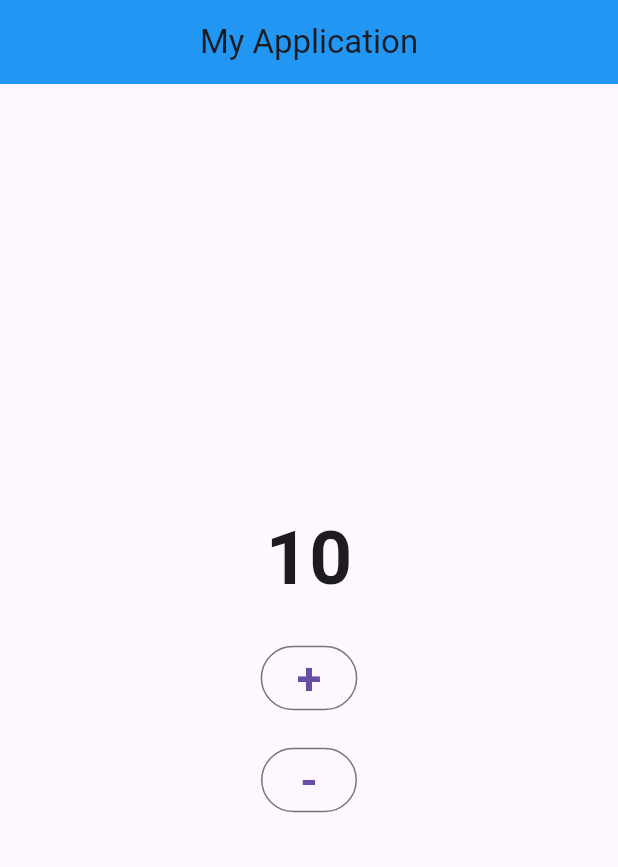
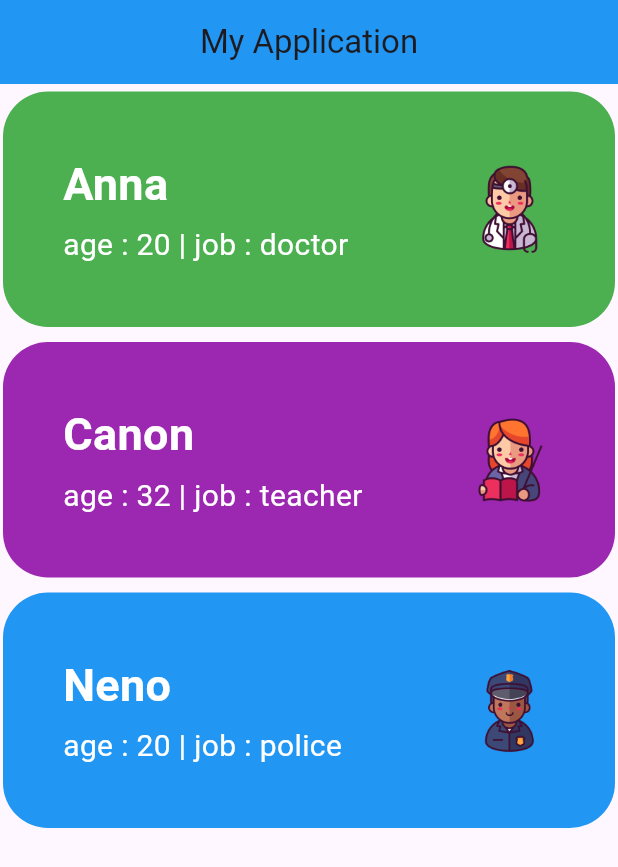
Before and after one commit to MaryneZa/first-mobile-app, a Flutter app: the screen it shows after launch, on a phone screen of 412 x 824 dp. Shown: the top 867 px of the screen. Run offline on Flutter 3.47's test engine with Material 3 defaults, Android fonts, the phone set to English and light mode, and no system bars.

Commit message:
build simple item list view

```diff
--- /dev/null
+++ b/lib/models/person.dart
@@ -0,0 +1,35 @@
+import 'package:flutter/material.dart';
+
+enum Job {
+  doctor(title: "doctor", image: "asset/images/pic2.png", bgColor: Colors.green),
+  teacher(title: "teacher", image: "asset/images/pic6.png", bgColor: Colors.purple),
+  nurse(title: "nurse", image: "asset/images/pic3.png", bgColor: Colors.pink),
+  police(title: "police", image: "asset/images/pic4.png", bgColor: Colors.blue);
+
+  const Job({required this.title, required this.image, required this.bgColor});
+  final String title;
+  final String image;
+  final Color bgColor;
+}
+
+class Person {
+
+  // Constructor
+  Person({
+    required this.name,
+    required this.age,
+    required this.job
+  });
+
+  String name;
+  int age;
+  Job job;
+}
+
+// List data = ["Anna", "Canon", "Neno", "Alice"];
+
+List<Person> data = [
+  Person(name: "Anna", age: 20, job: Job.doctor),
+  Person(name: "Canon", age: 32, job: Job.teacher),
+  Person(name: "Neno", age: 20, job: Job.police),
+];
--- a/lib/screens/item.dart
+++ b/lib/screens/item.dart
@@ -1,3 +1,4 @@
+import 'package:first_app/models/person.dart';
 import 'package:flutter/material.dart';
 
 class Item extends StatefulWidget {
@@ -8,49 +9,52 @@ class Item extends StatefulWidget {
 }
 
 class _ItemState extends State<Item> {
-  int quantity = 10;
-
-  void addQuantity() {
-    setState(() {
-      quantity += 1;
-    });
-  }
-
-  void subtractQuantity() {
-    setState(() {
-      // quantity -= 1;
-      quantity = quantity <= 0 ? 0 : quantity - 1;
-    });
-  }
-
   @override
   Widget build(BuildContext context) {
-    return Center(
-      child: Column(
-        mainAxisAlignment: MainAxisAlignment.center,
+    return ListView.builder(
+      itemCount: data.length,
+      itemBuilder: (context, index) {
+        return Container(
+          decoration: BoxDecoration(
+            borderRadius: BorderRadius.circular(30),
+            color: data[index].job.bgColor,
+          ),
+          margin: EdgeInsets.symmetric(horizontal: 2, vertical: 5),
+          padding: EdgeInsets.all(40),
+          child: Row(
+            mainAxisAlignment: MainAxisAlignment.spaceBetween,
+            children: [
+              Column(
+                crossAxisAlignment: CrossAxisAlignment.start,
                 children: [
                   Text(
-            "$quantity",
-            style: TextStyle(fontSize: 50, fontWeight: FontWeight.bold),
-          ),
-          SizedBox(height: 20),
-          OutlinedButton(
-            onPressed: addQuantity,
-            child: Text(
-              "+",
-              style: TextStyle(fontSize: 30, fontWeight: FontWeight.bold),
+                    data[index].name,
+                    style: TextStyle(
+                      color: Colors.white,
+                      fontWeight: FontWeight.bold,
+                      fontSize: 30,
                     ),
                   ),
-          SizedBox(height: 20),
-          OutlinedButton(
-            onPressed: subtractQuantity,
-            child: Text(
-              "-",
-              style: TextStyle(fontSize: 30, fontWeight: FontWeight.bold),
+                  SizedBox(height: 5),
+                  Text(
+                    "age : ${data[index].age} | job : ${data[index].job.title}",
+                    style: TextStyle(
+                      color: Colors.white,
+                      // fontWeight: FontWeight.bold,
+                      fontSize: 20,
                     ),
                   ),
                 ],
               ),
+              Image.asset(
+                data[index].job.image,
+                width: 60,
+                height: 60,
+              )
+            ],
+          ),
+        );
+      },
     );
   }
 }
```
Lines whose indentation alone changed are shown as unchanged.
